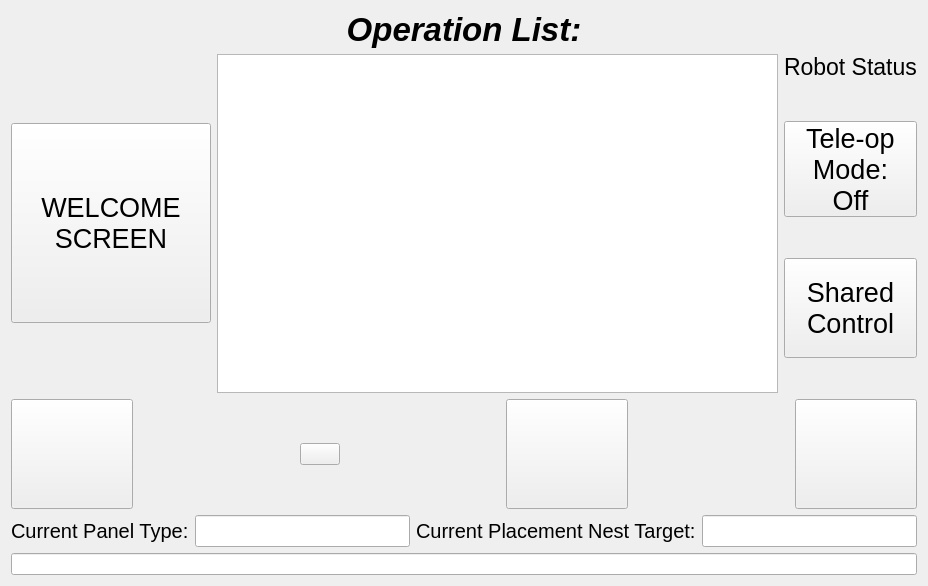
Qt form resource/Runscreen.ui (rpiRobotics/rpi_arm_composites_manufacturing_gui) before a commit.
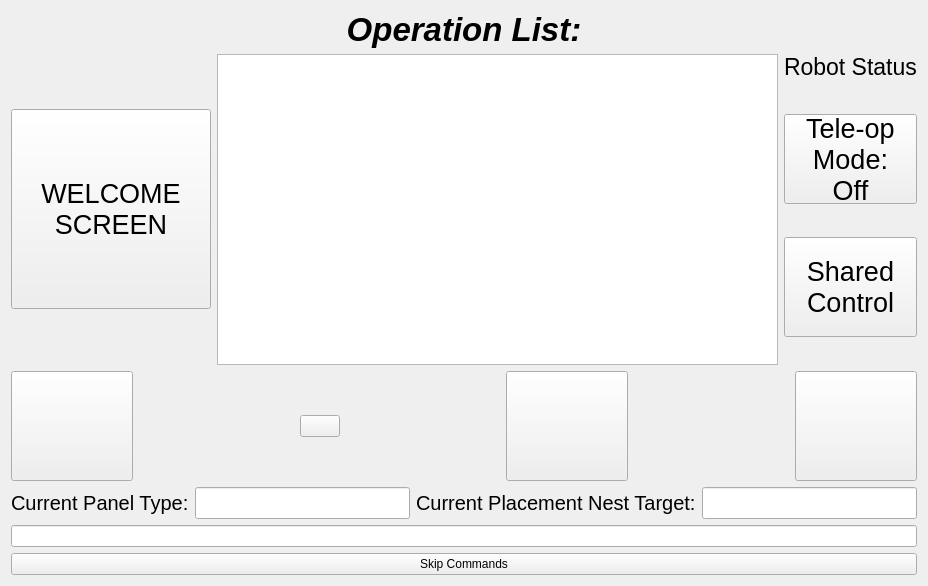
The same form after that commit. Icons and pictures are not drawn.

The edit to the form file:
```diff
--- a/resource/Runscreen.ui
+++ b/resource/Runscreen.ui
@@ -493,6 +493,13 @@
    <item>
     <widget class="QLineEdit" name="readout"/>
    </item>
+   <item>
+    <widget class="QPushButton" name="skipCommands">
+     <property name="text">
+      <string>Skip Commands</string>
+     </property>
+    </widget>
+   </item>
   </layout>
  </widget>
  <resources/>
```
